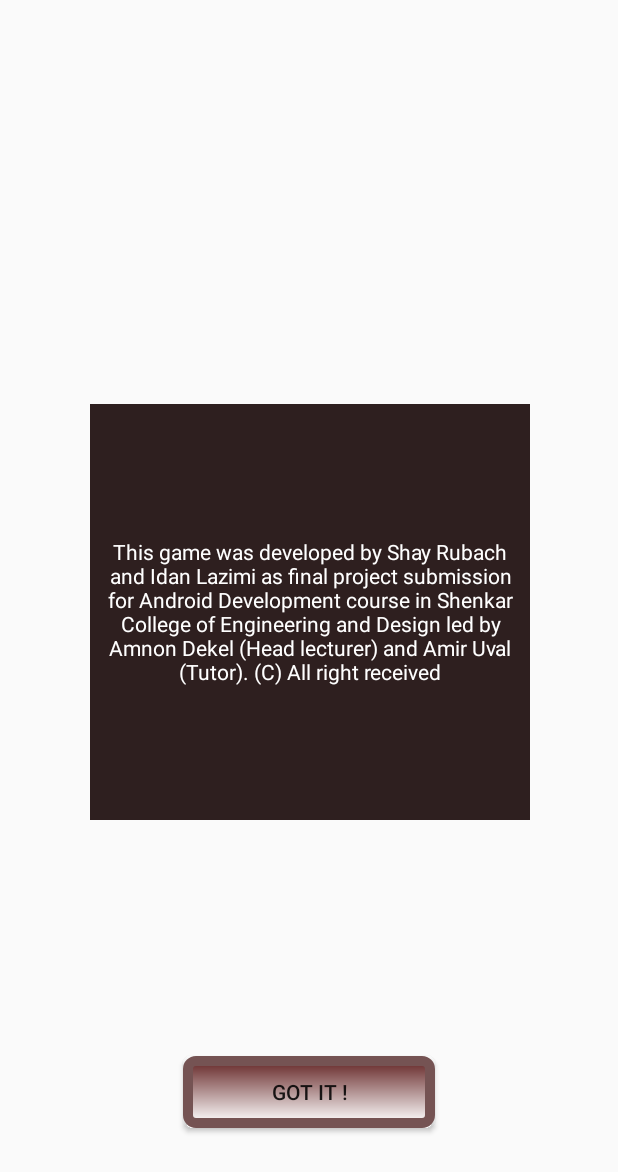
After one commit to ShayRubach/RockPaperSword, an Android app: the layout about_the_app.xml on its own in the app's theme, with its tools: preview values and no code run, on a phone screen of 412 x 824 dp. The commit adds this screen. Shown: the top 1172 px of the screen. Run offline under Robolectric (Android 15) with nearby library versions, the phone set to English and light mode, and no system bars.

Commit message:
added an About window

```diff
--- a/app/src/main/java/com/pwnz/www/rockpapersword/Activities/MainMenuActivity.java
+++ b/app/src/main/java/com/pwnz/www/rockpapersword/Activities/MainMenuActivity.java
@@ -2,10 +2,12 @@
 
 import android.content.Intent;
 import android.media.MediaPlayer;
+import android.support.v7.app.AlertDialog;
 import android.support.v7.app.AppCompatActivity;
 import android.os.Bundle;
 import android.view.View;
 import android.widget.Button;
+import android.widget.ImageView;
 
 import com.crashlytics.android.Crashlytics;
 import com.pwnz.www.rockpapersword.R;
@@ -18,6 +20,7 @@
     private static MySFxRunnable mSoundEffects = null;
 
     private Button mStartBtn, mSettingsBtn, mInstructionsBtn;
+    private ImageView mAboutImage;
 
     @Override
     protected void onCreate(Bundle savedInstanceState) {
@@ -38,6 +41,9 @@
 
         mInstructionsBtn = findViewById(R.id.btn_instructions);
         mInstructionsBtn.setOnClickListener(this);
+
+        mAboutImage = findViewById(R.id.img_about);
+        mAboutImage.setOnClickListener(this);
 
         mediaPlayer = MediaPlayer.create(this, R.raw.handmade_moments_wanderin_eyes_edited);
         mediaPlayer.setVolume(SettingsActivity.sfxGeneralVolume, SettingsActivity.sfxGeneralVolume);
@@ -77,7 +83,28 @@
             case R.id.btn_instructions:
                 startActivity(new Intent(MainMenuActivity.this, InstructionsActivity.class));
                 break;
+            case R.id.img_about:
+                popUpAboutWindow();
         }
+    }
+
+    private void popUpAboutWindow() {
+        AlertDialog.Builder mBuilder = new AlertDialog.Builder(MainMenuActivity.this);
+        View mView = getLayoutInflater().inflate(R.layout.about_the_app, null);
+
+        final Button mBtnGotIt = mView.findViewById(R.id.btnGotIt);
+
+        mBuilder.setView(mView);
+        final AlertDialog dialog = mBuilder.create();
+        dialog.getWindow().setBackgroundDrawableResource(android.R.color.transparent);
+        dialog.show();
+
+        mBtnGotIt.setOnClickListener(new View.OnClickListener() {
+            @Override
+            public void onClick(View v) {
+                dialog.hide();
+            }
+        });
     }
 
     public static MySFxRunnable getSoundEffects() {
--- /dev/null
+++ b/app/src/main/res/layout/about_the_app.xml
@@ -0,0 +1,41 @@
+<?xml version="1.0" encoding="utf-8"?>
+<android.support.constraint.ConstraintLayout xmlns:android="http://schemas.android.com/apk/res/android"
+    xmlns:app="http://schemas.android.com/apk/res-auto"
+    xmlns:tools="http://schemas.android.com/tools"
+    android:background="@null"
+    android:layout_width="match_parent"
+    android:layout_height="match_parent">
+
+    <Button
+        android:id="@+id/btnGotIt"
+        android:layout_width="168dp"
+        android:layout_height="wrap_content"
+        android:layout_marginBottom="72dp"
+        android:layout_marginEnd="8dp"
+        android:layout_marginStart="8dp"
+        android:background="@drawable/custom_btn_bg"
+        android:text="Got it !"
+        app:layout_constraintBottom_toBottomOf="parent"
+        app:layout_constraintEnd_toEndOf="parent"
+        app:layout_constraintStart_toStartOf="parent" />
+
+    <TextView
+        android:id="@+id/tv_about"
+        android:layout_width="293dp"
+        android:layout_height="277dp"
+        android:layout_marginBottom="8dp"
+        android:layout_marginEnd="8dp"
+        android:layout_marginStart="8dp"
+        android:layout_marginTop="8dp"
+        android:background="#2e1f1f"
+        android:gravity="center"
+        android:text="@string/str_about_the_app"
+        android:textColor="@android:color/background_light"
+        app:layout_constraintBottom_toTopOf="@+id/btnGotIt"
+        app:layout_constraintEnd_toEndOf="parent"
+        app:layout_constraintHorizontal_bias="0.506"
+        app:layout_constraintStart_toStartOf="parent"
+        app:layout_constraintTop_toTopOf="parent"
+        app:layout_constraintVertical_bias="0.636" />
+
+</android.support.constraint.ConstraintLayout>
--- a/app/src/main/res/layout/activity_main_menu.xml
+++ b/app/src/main/res/layout/activity_main_menu.xml
@@ -4,7 +4,7 @@
     xmlns:tools="http://schemas.android.com/tools"
     android:layout_width="match_parent"
     android:layout_height="match_parent"
-    android:background="@color/main_menu_bg"
+    android:background="#755353"
     tools:context=".Activities.MainMenuActivity">
 
     <Button
--- a/app/src/main/res/values/strings.xml
+++ b/app/src/main/res/values/strings.xml
@@ -11,4 +11,10 @@
         - Total game play time is 3 minutes. At the buzzer, the team with the highest number of survivors wins\n\n
         - May the force be with you\n\n
     </string>
+    <string name="str_about_the_app">
+        This game was developed by Shay Rubach and Idan Lazimi as
+        final project submission for Android Development course in
+        Shenkar College of Engineering and Design led by Amnon Dekel (Head lecturer)
+        and Amir Uval (Tutor). (C) All right received
+    </string>
 </resources>
```
